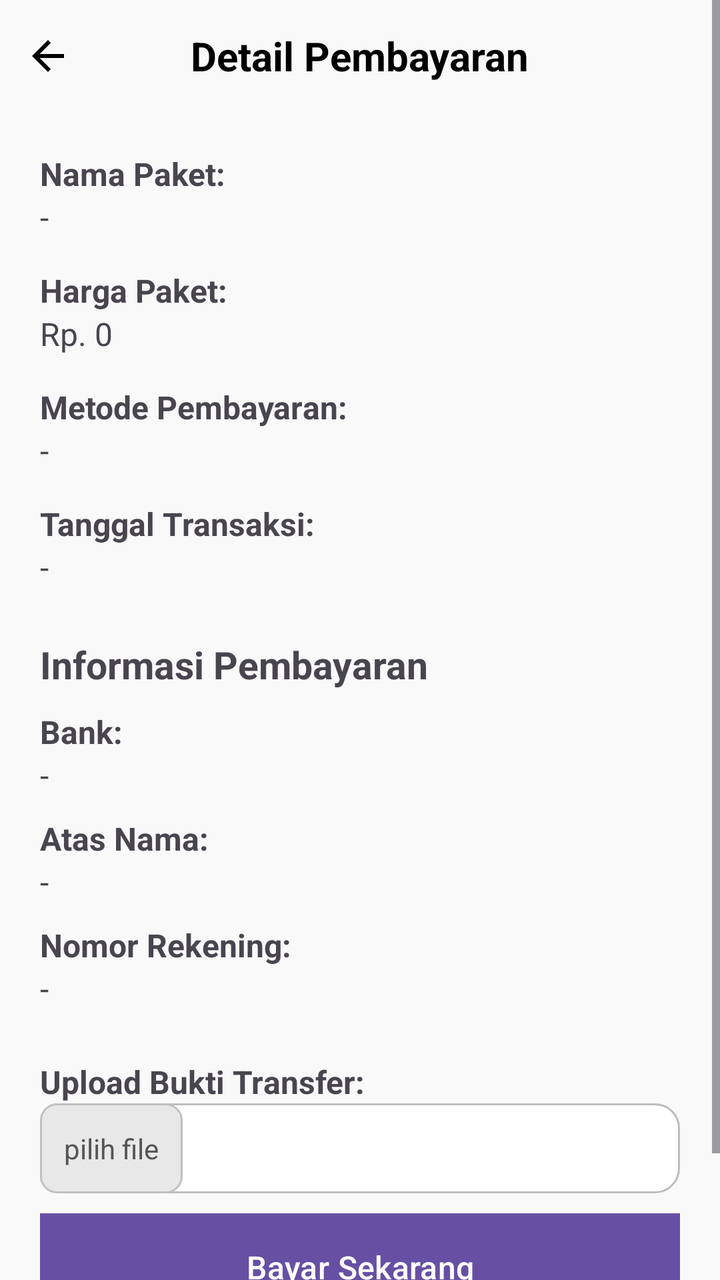
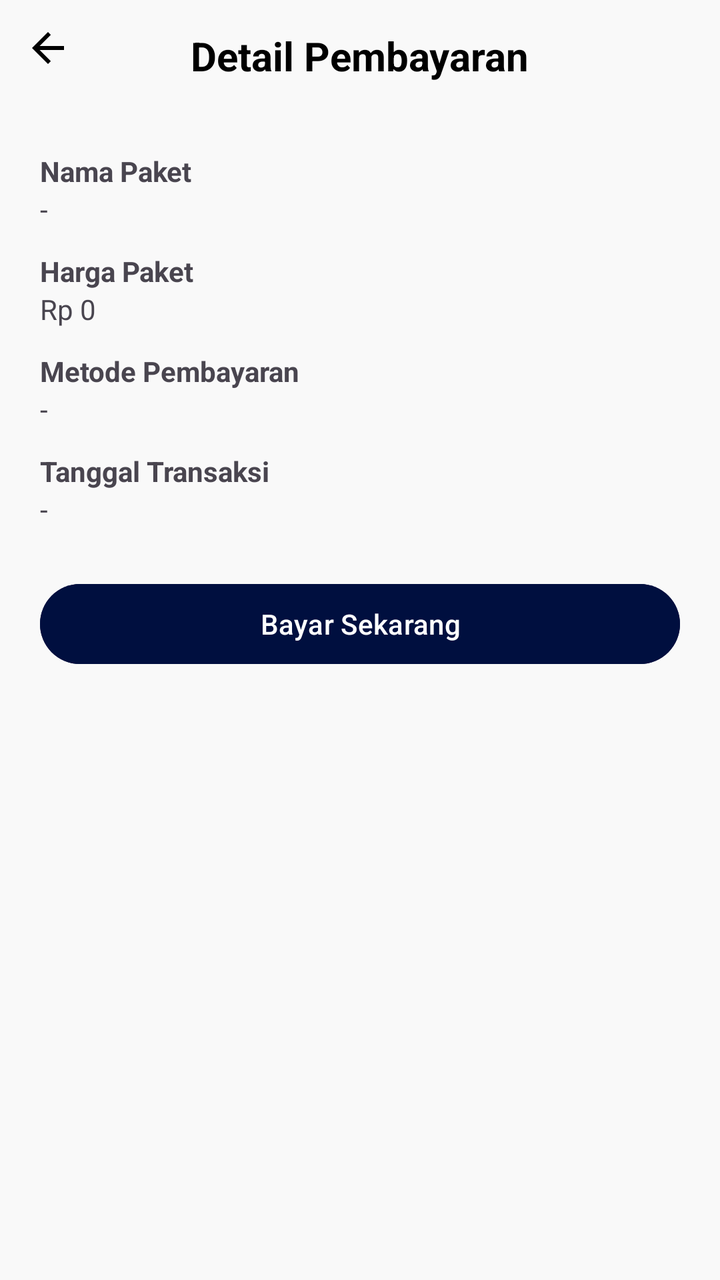

Compare the two renders of this Android layout. The source of the first and the diff that turns it into the second are given below.
<!-- AndroidManifest.xml: application theme Theme.DriveNusa -->
<!-- res/layout/activity_pembayaran.xml -->
<?xml version="1.0" encoding="utf-8"?>
<ScrollView xmlns:android="http://schemas.android.com/apk/res/android"
    android:layout_width="match_parent"
    android:layout_height="match_parent"
    android:padding="0dp"
    android:background="#F9F9F9">

    <LinearLayout
        android:layout_width="match_parent"
        android:layout_height="wrap_content"
        android:orientation="vertical">

        
        <RelativeLayout
            android:layout_width="match_parent"
            android:layout_height="56dp"
            android:padding="12dp">

            <ImageView
                android:id="@+id/btnBack"
                android:layout_width="24dp"
                android:layout_height="24dp"
                android:src="@drawable/ic_arrow_back"
                android:layout_centerVertical="true"
                android:contentDescription="back" />

            <TextView
                android:layout_width="wrap_content"
                android:layout_height="wrap_content"
                android:text="Detail Pembayaran"
                android:textSize="20sp"
                android:textStyle="bold"
                android:layout_centerInParent="true"
                android:textColor="#000"/>
        </RelativeLayout>

        

        <LinearLayout
            android:layout_width="match_parent"
            android:layout_height="wrap_content"
            android:orientation="vertical"
            android:padding="20dp">

            
            <TextView
                android:layout_width="wrap_content"
                android:layout_height="wrap_content"
                android:text="Nama Paket:"
                android:textStyle="bold"
                android:textSize="16sp"/>

            <TextView
                android:id="@+id/txtNamaPaketBayar"
                android:layout_width="match_parent"
                android:layout_height="wrap_content"
                android:text="-"
                android:textSize="16sp"
                android:paddingBottom="15dp"/>

            
            <TextView
                android:layout_width="wrap_content"
                android:layout_height="wrap_content"
                android:text="Harga Paket:"
                android:textStyle="bold"
                android:textSize="16sp"/>

            <TextView
                android:id="@+id/txtHargaPaketBayar"
                android:layout_width="match_parent"
                android:layout_height="wrap_content"
                android:text="Rp. 0"
                android:textSize="16sp"
                android:paddingBottom="15dp"/>

            
            <TextView
                android:layout_width="wrap_content"
                android:layout_height="wrap_content"
                android:text="Metode Pembayaran:"
                android:textStyle="bold"
                android:textSize="16sp"/>

            <TextView
                android:id="@+id/txtMetodeBayar"
                android:layout_width="match_parent"
                android:layout_height="wrap_content"
                android:text="-"
                android:textSize="16sp"
                android:paddingBottom="15dp"/>

            
            <TextView
                android:layout_width="wrap_content"
                android:layout_height="wrap_content"
                android:text="Tanggal Transaksi:"
                android:textStyle="bold"
                android:textSize="16sp"/>

            <TextView
                android:id="@+id/txtTanggal"
                android:layout_width="match_parent"
                android:layout_height="wrap_content"
                android:text="-"
                android:textSize="16sp"
                android:paddingBottom="25dp"/>

            

            <LinearLayout
                android:id="@+id/layoutTransferInfo"
                android:orientation="vertical"
                android:layout_width="match_parent"
                android:layout_height="wrap_content">

                <TextView
                    android:layout_width="wrap_content"
                    android:layout_height="wrap_content"
                    android:text="Informasi Pembayaran"
                    android:textStyle="bold"
                    android:textSize="19sp"
                    android:paddingBottom="10dp"/>

                
                <TextView
                    android:layout_width="wrap_content"
                    android:layout_height="wrap_content"
                    android:text="Bank:"
                    android:textStyle="bold"
                    android:textSize="16sp"/>

                <TextView
                    android:id="@+id/txtNamaBank"
                    android:layout_width="match_parent"
                    android:layout_height="wrap_content"
                    android:text="-"
                    android:textSize="16sp"
                    android:paddingBottom="10dp"/>

                
                <TextView
                    android:layout_width="wrap_content"
                    android:layout_height="wrap_content"
                    android:text="Atas Nama:"
                    android:textStyle="bold"
                    android:textSize="16sp"/>

                <TextView
                    android:id="@+id/txtPenerima"
                    android:layout_width="match_parent"
                    android:layout_height="wrap_content"
                    android:text="-"
                    android:textSize="16sp"
                    android:paddingBottom="10dp"/>

                
                <TextView
                    android:layout_width="wrap_content"
                    android:layout_height="wrap_content"
                    android:text="Nomor Rekening:"
                    android:textStyle="bold"
                    android:textSize="16sp"/>

                <TextView
                    android:id="@+id/txtNomorRek"
                    android:layout_width="match_parent"
                    android:layout_height="wrap_content"
                    android:text="-"
                    android:textSize="16sp"
                    android:paddingBottom="25dp"/>

                
                <TextView
                    android:layout_width="wrap_content"
                    android:layout_height="wrap_content"
                    android:text="Upload Bukti Transfer:"
                    android:textStyle="bold"
                    android:textSize="16sp"/>

                <LinearLayout
                    android:id="@+id/btnUploadBukti"
                    android:layout_width="match_parent"
                    android:layout_height="45dp"
                    android:orientation="horizontal"
                    android:gravity="center_vertical"
                    android:background="@drawable/upload_box">

                    
                    <LinearLayout
                        android:layout_width="wrap_content"
                        android:layout_height="match_parent"
                        android:background="@drawable/upload_box_inner"
                        android:orientation="horizontal"
                        android:gravity="center_vertical"
                        android:layout_marginEnd="12dp">

                        <TextView
                            android:id="@+id/txtBukti"
                            android:layout_width="wrap_content"
                            android:layout_height="wrap_content"
                            android:text="pilih file"
                            android:textColor="#555"
                            android:textSize="14sp"/>
                    </LinearLayout>

                </LinearLayout>
            </LinearLayout>

            
            <Button
                android:id="@+id/btnBayarSekarang"
                android:layout_width="match_parent"
                android:layout_height="wrap_content"
                android:text="Bayar Sekarang"
                android:background="@color/purple_700"
                android:textColor="#FFF"
                android:padding="12dp"
                android:textSize="16sp"
                android:layout_marginTop="10dp"
                android:layout_marginBottom="30dp"/>
        </LinearLayout>

    </LinearLayout>

</ScrollView>
<!-- resources referenced by this layout -->
<resources>
  <color name="purple_700">#3700B3</color>
  <!-- drawable ic_arrow_back (drawable) -->
  <vector xmlns:android="http://schemas.android.com/apk/res/android"
      android:width="24dp"
      android:height="24dp"
      android:viewportWidth="24"
      android:viewportHeight="24">
      <path
          android:fillColor="#000000"
          android:pathData="M20,11H7.83l5.59,-5.59L12,4l-8,8 8,8 1.41,-1.41L7.83,13H20v-2z"/>
  </vector>
  <!-- drawable upload_box (drawable) -->
  <?xml version="1.0" encoding="utf-8"?>
  <shape xmlns:android="http://schemas.android.com/apk/res/android"
      android:shape="rectangle">
  
      <solid android:color="@android:color/white"/>
      <corners android:radius="12dp"/>
      <stroke android:width="1dp" android:color="#BDBDBD"/>
  
      
      <padding
          android:left="0dp"
          android:top="0dp"
          android:right="0dp"
          android:bottom="0dp"/>
  </shape>
  <!-- drawable upload_box_inner (drawable) -->
  <?xml version="1.0" encoding="utf-8"?>
  <shape xmlns:android="http://schemas.android.com/apk/res/android"
      android:shape="rectangle">
  
      <solid android:color="#E8E8E8"/>
      <corners android:radius="8dp"/>
      <stroke android:width="1dp" android:color="#C0C0C0"/>
  
      <padding
          android:left="12dp"
          android:top="0dp"
          android:right="12dp"
          android:bottom="0dp"/>
  </shape>
  <style name="Theme.DriveNusa" parent="Base.Theme.Drivenusa" />
  <style name="Base.Theme.Drivenusa" parent="Theme.Material3.DayNight.NoActionBar">
          
          
      </style>
</resources>

<!-- the commit's change to res/layout/activity_pembayaran.xml (unified diff, before → after) -->
@@ -2,7 +2,6 @@
 <ScrollView xmlns:android="http://schemas.android.com/apk/res/android"
     android:layout_width="match_parent"
     android:layout_height="match_parent"
-    android:padding="0dp"
     android:background="#F9F9F9">
 
     <LinearLayout
@@ -20,207 +19,91 @@
                 android:id="@+id/btnBack"
                 android:layout_width="24dp"
                 android:layout_height="24dp"
-                android:src="@drawable/ic_arrow_back"
-                android:layout_centerVertical="true"
-                android:contentDescription="back" />
+                android:src="@drawable/ic_arrow_back" />
 
             <TextView
                 android:layout_width="wrap_content"
                 android:layout_height="wrap_content"
+                android:layout_centerInParent="true"
                 android:text="Detail Pembayaran"
                 android:textSize="20sp"
                 android:textStyle="bold"
-                android:layout_centerInParent="true"
                 android:textColor="#000"/>
         </RelativeLayout>
 
         
-
         <LinearLayout
             android:layout_width="match_parent"
             android:layout_height="wrap_content"
             android:orientation="vertical"
             android:padding="20dp">
 
-            
             <TextView
                 android:layout_width="wrap_content"
                 android:layout_height="wrap_content"
-                android:text="Nama Paket:"
-                android:textStyle="bold"
-                android:textSize="16sp"/>
+                android:text="Nama Paket"
+                android:textStyle="bold"/>
 
             <TextView
                 android:id="@+id/txtNamaPaketBayar"
                 android:layout_width="match_parent"
                 android:layout_height="wrap_content"
-                android:text="-"
-                android:textSize="16sp"
-                android:paddingBottom="15dp"/>
+                android:text="-"/>
 
-            
             <TextView
                 android:layout_width="wrap_content"
                 android:layout_height="wrap_content"
-                android:text="Harga Paket:"
+                android:text="Harga Paket"
                 android:textStyle="bold"
-                android:textSize="16sp"/>
+                android:layout_marginTop="12dp"/>
 
             <TextView
                 android:id="@+id/txtHargaPaketBayar"
                 android:layout_width="match_parent"
                 android:layout_height="wrap_content"
-                android:text="Rp. 0"
-                android:textSize="16sp"
-                android:paddingBottom="15dp"/>
+                android:text="Rp 0"/>
 
-            
             <TextView
                 android:layout_width="wrap_content"
                 android:layout_height="wrap_content"
-                android:text="Metode Pembayaran:"
+                android:text="Metode Pembayaran"
                 android:textStyle="bold"
-                android:textSize="16sp"/>
+                android:layout_marginTop="12dp"/>
 
             <TextView
                 android:id="@+id/txtMetodeBayar"
                 android:layout_width="match_parent"
                 android:layout_height="wrap_content"
-                android:text="-"
-                android:textSize="16sp"
-                android:paddingBottom="15dp"/>
+                android:text="-"/>
 
-            
             <TextView
                 android:layout_width="wrap_content"
                 android:layout_height="wrap_content"
-                android:text="Tanggal Transaksi:"
+                android:text="Tanggal Transaksi"
                 android:textStyle="bold"
-                android:textSize="16sp"/>
+                android:layout_marginTop="12dp"/>
 
             <TextView
                 android:id="@+id/txtTanggal"
                 android:layout_width="match_parent"
                 android:layout_height="wrap_content"
-                android:text="-"
-                android:textSize="16sp"
-                android:paddingBottom="25dp"/>
+                android:text="-"/>
 
-            
-
-            <LinearLayout
-                android:id="@+id/layoutTransferInfo"
-                android:orientation="vertical"
-                android:layout_width="match_parent"
-                android:layout_height="wrap_content">
-
-                <TextView
-                    android:layout_width="wrap_content"
-                    android:layout_height="wrap_content"
-                    android:text="Informasi Pembayaran"
-                    android:textStyle="bold"
-                    android:textSize="19sp"
-                    android:paddingBottom="10dp"/>
-
-                
-                <TextView
-                    android:layout_width="wrap_content"
-                    android:layout_height="wrap_content"
-                    android:text="Bank:"
-                    android:textStyle="bold"
-                    android:textSize="16sp"/>
-
-                <TextView
-                    android:id="@+id/txtNamaBank"
-                    android:layout_width="match_parent"
-                    android:layout_height="wrap_content"
-                    android:text="-"
-                    android:textSize="16sp"
-                    android:paddingBottom="10dp"/>
-
-                
-                <TextView
-                    android:layout_width="wrap_content"
-                    android:layout_height="wrap_content"
-                    android:text="Atas Nama:"
-                    android:textStyle="bold"
-                    android:textSize="16sp"/>
-
-                <TextView
-                    android:id="@+id/txtPenerima"
-                    android:layout_width="match_parent"
-                    android:layout_height="wrap_content"
-                    android:text="-"
-                    android:textSize="16sp"
-                    android:paddingBottom="10dp"/>
-
-                
-                <TextView
-                    android:layout_width="wrap_content"
-                    android:layout_height="wrap_content"
-                    android:text="Nomor Rekening:"
-                    android:textStyle="bold"
-                    android:textSize="16sp"/>
-
-                <TextView
-                    android:id="@+id/txtNomorRek"
-                    android:layout_width="match_parent"
-                    android:layout_height="wrap_content"
-                    android:text="-"
-                    android:textSize="16sp"
-                    android:paddingBottom="25dp"/>
-
-                
-                <TextView
-                    android:layout_width="wrap_content"
-                    android:layout_height="wrap_content"
-                    android:text="Upload Bukti Transfer:"
-                    android:textStyle="bold"
-                    android:textSize="16sp"/>
-
-                <LinearLayout
-                    android:id="@+id/btnUploadBukti"
-                    android:layout_width="match_parent"
-                    android:layout_height="45dp"
-                    android:orientation="horizontal"
-                    android:gravity="center_vertical"
-                    android:background="@drawable/upload_box">
-
-                    
-                    <LinearLayout
-                        android:layout_width="wrap_content"
-                        android:layout_height="match_parent"
-                        android:background="@drawable/upload_box_inner"
-                        android:orientation="horizontal"
-                        android:gravity="center_vertical"
-                        android:layout_marginEnd="12dp">
-
-                        <TextView
-                            android:id="@+id/txtBukti"
-                            android:layout_width="wrap_content"
-                            android:layout_height="wrap_content"
-                            android:text="pilih file"
-                            android:textColor="#555"
-                            android:textSize="14sp"/>
-                    </LinearLayout>
-
-                </LinearLayout>
-            </LinearLayout>
-
-            
             <Button
                 android:id="@+id/btnBayarSekarang"
                 android:layout_width="match_parent"
                 android:layout_height="wrap_content"
+                android:backgroundTint="@color/blue"
                 android:text="Bayar Sekarang"
-                android:background="@color/purple_700"
-                android:textColor="#FFF"
-                android:padding="12dp"
-                android:textSize="16sp"
-                android:layout_marginTop="10dp"
-                android:layout_marginBottom="30dp"/>
+                android:layout_marginTop="24dp"/>
+
+            <ProgressBar
+                android:id="@+id/progressBayar"
+                android:layout_width="wrap_content"
+                android:layout_height="wrap_content"
+                android:layout_gravity="center"
+                android:layout_marginTop="16dp"
+                android:visibility="gone"/>
         </LinearLayout>
-
     </LinearLayout>
-
 </ScrollView>
<!-- resource entries referenced after the edit -->
@@ -1,6 +1,6 @@
 <!-- resources referenced by this layout -->
 <resources>
-  <color name="purple_700">#3700B3</color>
+  <color name="blue">#000f3f</color>
   <!-- drawable ic_arrow_back (drawable) -->
   <vector xmlns:android="http://schemas.android.com/apk/res/android"
       android:width="24dp"
@@ -11,37 +11,6 @@
           android:fillColor="#000000"
           android:pathData="M20,11H7.83l5.59,-5.59L12,4l-8,8 8,8 1.41,-1.41L7.83,13H20v-2z"/>
   </vector>
-  <!-- drawable upload_box (drawable) -->
-  <?xml version="1.0" encoding="utf-8"?>
-  <shape xmlns:android="http://schemas.android.com/apk/res/android"
-      android:shape="rectangle">
-  
-      <solid android:color="@android:color/white"/>
-      <corners android:radius="12dp"/>
-      <stroke android:width="1dp" android:color="#BDBDBD"/>
-  
-      
-      <padding
-          android:left="0dp"
-          android:top="0dp"
-          android:right="0dp"
-          android:bottom="0dp"/>
-  </shape>
-  <!-- drawable upload_box_inner (drawable) -->
-  <?xml version="1.0" encoding="utf-8"?>
-  <shape xmlns:android="http://schemas.android.com/apk/res/android"
-      android:shape="rectangle">
-  
-      <solid android:color="#E8E8E8"/>
-      <corners android:radius="8dp"/>
-      <stroke android:width="1dp" android:color="#C0C0C0"/>
-  
-      <padding
-          android:left="12dp"
-          android:top="0dp"
-          android:right="12dp"
-          android:bottom="0dp"/>
-  </shape>
   <style name="Theme.DriveNusa" parent="Base.Theme.Drivenusa" />
   <style name="Base.Theme.Drivenusa" parent="Theme.Material3.DayNight.NoActionBar">
           
